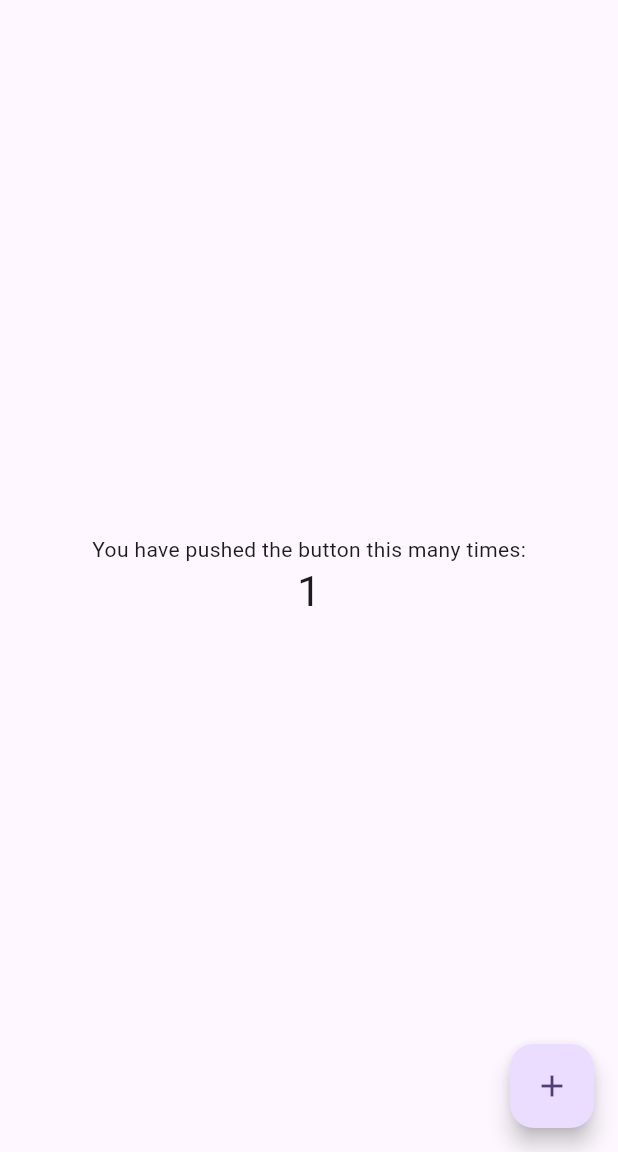
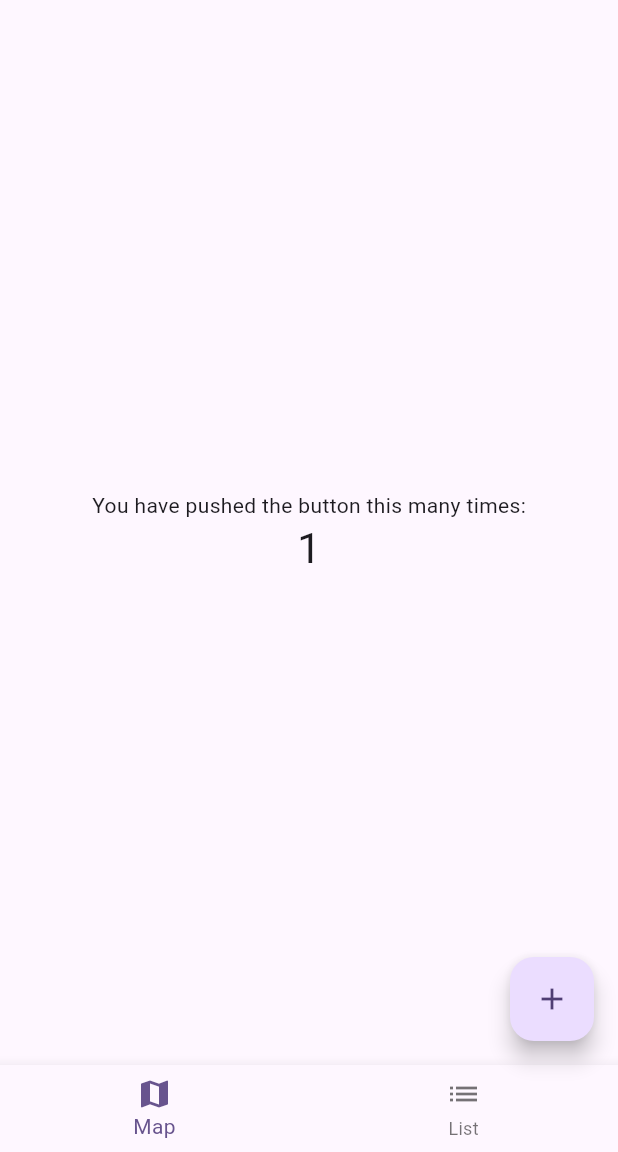
Before and after one commit to kyledavidson2/CIS4030-Group-3, a Flutter app: the screen it shows after launch, after a tap on the "add" icon, on a phone screen of 412 x 824 dp, the part 84-1236 px from its top. Run offline on Flutter 3.47's test engine with Material 3 defaults, Android fonts, the phone set to English and light mode, and no system bars.

Commit message:
added bottom navigation bar

```diff
--- /dev/null
+++ b/lib/global_widgets.dart
@@ -0,0 +1,39 @@
+import 'package:flutter/material.dart';
+
+class MainNavigationBar extends StatefulWidget {
+  const MainNavigationBar({super.key});
+
+  @override
+  State<MainNavigationBar> createState() =>
+      MainNavigationBarState();
+}
+
+
+class MainNavigationBarState extends State<MainNavigationBar> {
+  int _selectedIndex = 0;
+  static const TextStyle optionStyle =
+      TextStyle(fontSize: 30, fontWeight: FontWeight.bold);
+  void _onItemTapped(int index) {
+    setState(() {
+      _selectedIndex = index;
+    });
+  }
+
+  @override
+  Widget build(BuildContext context) {
+    return BottomNavigationBar(
+      items: const <BottomNavigationBarItem>[
+        BottomNavigationBarItem(
+          icon: Icon(Icons.map),
+          label: 'Map',
+        ),
+        BottomNavigationBarItem(
+          icon: Icon(Icons.list),
+          label: 'List',
+        ),
+      ],
+      currentIndex: _selectedIndex,
+      onTap: _onItemTapped,
+    );
+  }
+}
--- a/lib/main.dart
+++ b/lib/main.dart
@@ -1,4 +1,5 @@
 import 'package:flutter/material.dart';
+import 'global_widgets.dart';
 
 void main() {
   runApp(const MyApp());
@@ -120,6 +121,7 @@ class _MyHomePageState extends State<MyHomePage> {
         tooltip: 'Increment',
         child: const Icon(Icons.add),
       ), // This trailing comma makes auto-formatting nicer for build methods.
+      bottomNavigationBar: MainNavigationBar(),
     );
   }
 }
```
